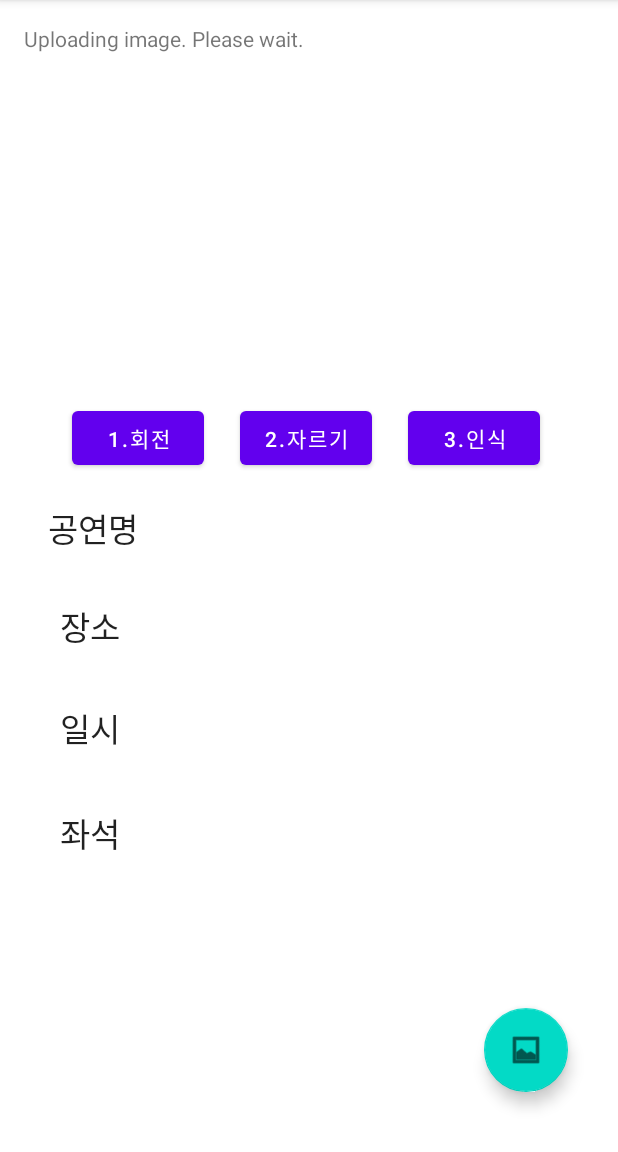
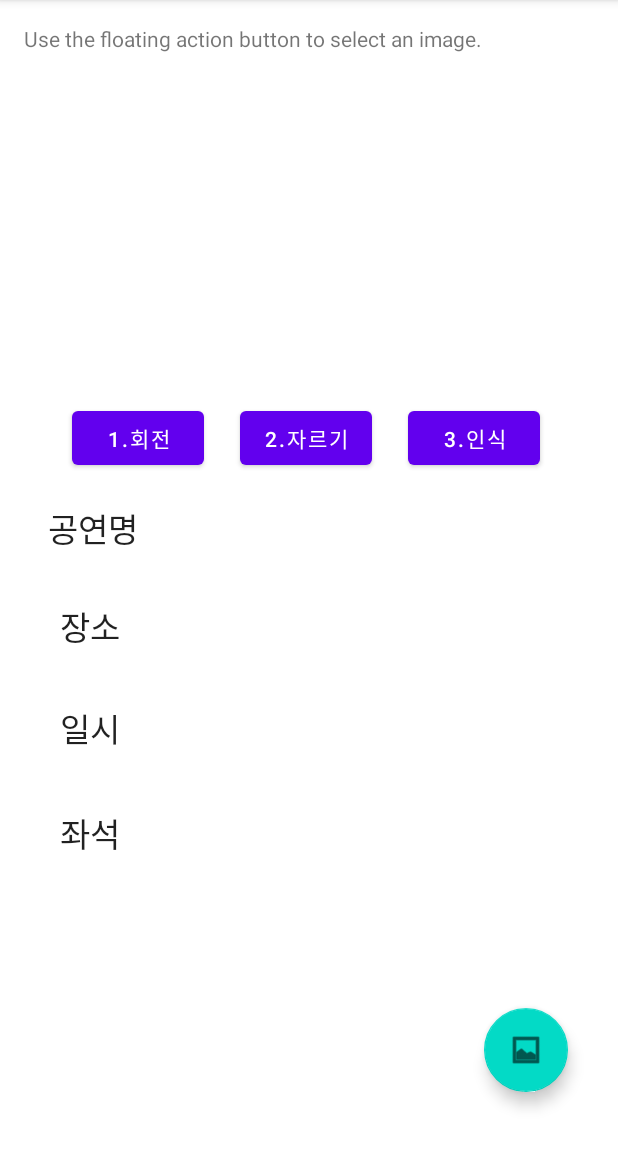
Before and after one commit to hjuujh/mytip, an Android app: the TicketActivity screen opened directly, with no data from a screen before it, after a tap on "3.인식", on a phone screen of 412 x 824 dp, the part 84-1236 px from its top. Run offline under Robolectric (Android 15) with nearby library versions, the phone set to English and light mode, and no system bars; our stand-ins replace Firebase (no records; nobody signed in at launch, a user with empty details on screens opened directly); libraries missing offline, so code that uses them is left out: com.google.api.client, com.google.api.services, com.google.gson.internal; 2 statements that could not run were skipped.

Commit message:
위에 글씨 없애기

```diff
--- a/app/src/main/java/com/example/mytip/TicketActivity.java
+++ b/app/src/main/java/com/example/mytip/TicketActivity.java
@@ -76,7 +76,6 @@ public class TicketActivity extends AppCompatActivity {
     public static final int CAMERA_PERMISSIONS_REQUEST = 2;
     public static final int CAMERA_IMAGE_REQUEST = 3;
 
-    private TextView mImageDetails;//chae - 나중에 없앨것
     private ImageView mMainImage;
     private ProgressBar bar;
     private Button upbtn;
@@ -102,7 +101,6 @@ public class TicketActivity extends AppCompatActivity {
             builder.create().show();
         });
 
-        mImageDetails = findViewById(R.id.image_details);
         mMainImage = findViewById(R.id.main_image);
         bar = findViewById(R.id.progressBar);
         Button upbtn = findViewById(R.id.upload);
@@ -638,8 +636,6 @@ public class TicketActivity extends AppCompatActivity {
 
 
     private void callCloudVision(final Bitmap bitmap) {
-        // Switch text to loading
-        mImageDetails.setText(R.string.loading_message);
 
         if (bitmap != null)
             bar.setVisibility(View.VISIBLE);
```
